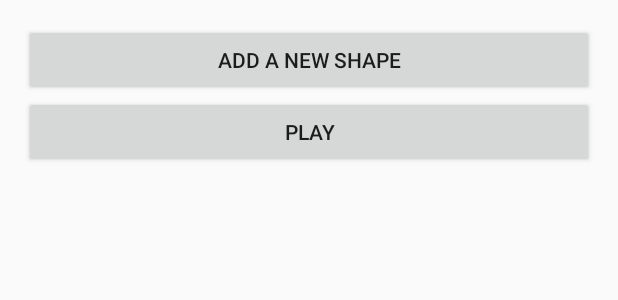
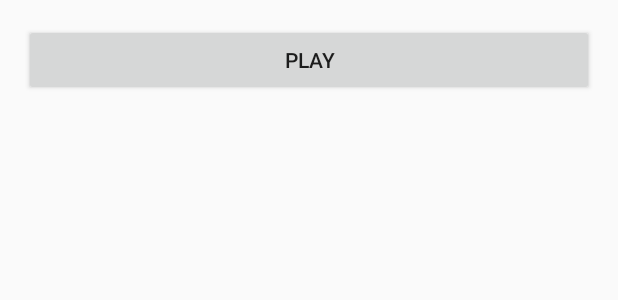
Before and after one commit to pacharneshivani/HolidayLightShow, an Android app: the layout activity_settings.xml on its own in the app's theme, with its tools: preview values and no code run, on a phone screen of 412 x 824 dp. Shown: the top 300 px of the screen. Run offline under Robolectric (Android 15) with nearby library versions, the phone set to English and light mode, and no system bars.

Commit message:
Update activity_settings.xml

```diff
--- a/Application/app/src/main/res/layout/activity_settings.xml
+++ b/Application/app/src/main/res/layout/activity_settings.xml
@@ -9,10 +9,6 @@
     android:paddingTop="16dp"
     android:orientation="vertical">
     <Button
-        android:layout_width="match_parent"
-        android:layout_height="wrap_content"
-        android:text="Add a new shape"/>
-    <Button
         android:id="@+id/button_play"
         android:layout_width="match_parent"
         android:layout_height="wrap_content"
```
